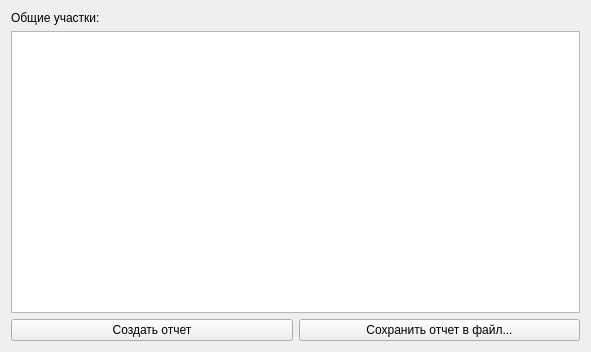
The window that src/splitsclusterisationreport.ui (zOrg1331/qznonstat) describes before a commit, drawn with Qt 5.
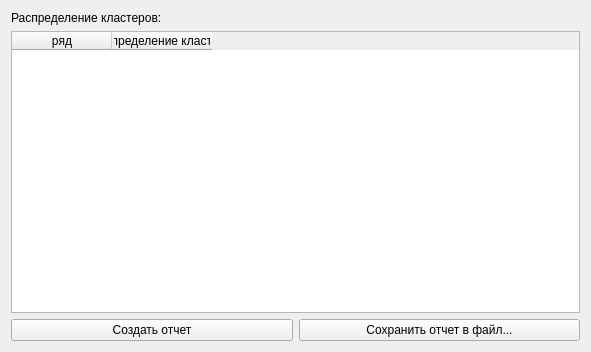
The same window after the commit.

Commit message: придумал, как реализовать визуализацию распределения кластеров во временном ряду. набросал заготовку.

Diff of the .ui file:
```diff
--- a/src/splitsclusterisationreport.ui
+++ b/src/splitsclusterisationreport.ui
@@ -19,17 +19,10 @@
      <item row="0" column="0" colspan="2">
       <widget class="QLabel" name="commonPartsLabel">
        <property name="text">
-        <string>Общие участки:</string>
+        <string>Распределение кластеров:</string>
        </property>
       </widget>
      </item>
-     <item row="1" column="0" colspan="2">
-      <widget class="QTableView" name="clustersRepTableView">
-       <attribute name="verticalHeaderVisible">
-        <bool>false</bool>
-       </attribute>
-      </widget>
-     </item>
      <item row="2" column="0">
       <widget class="QPushButton" name="updateRepButton">
        <property name="text">
@@ -44,6 +37,23 @@
        </property>
       </widget>
      </item>
+     <item row="1" column="0" colspan="2">
+      <widget class="QTableWidget" name="clustersRepTableWidget">
+       <attribute name="horizontalHeaderShowSortIndicator" stdset="0">
+        <bool>false</bool>
+       </attribute>
+       <column>
+        <property name="text">
+         <string>ряд</string>
+        </property>
+       </column>
+       <column>
+        <property name="text">
+         <string>распределение кластров</string>
+        </property>
+       </column>
+      </widget>
+     </item>
     </layout>
    </item>
   </layout>
```
The commit also changes 2 other files.
